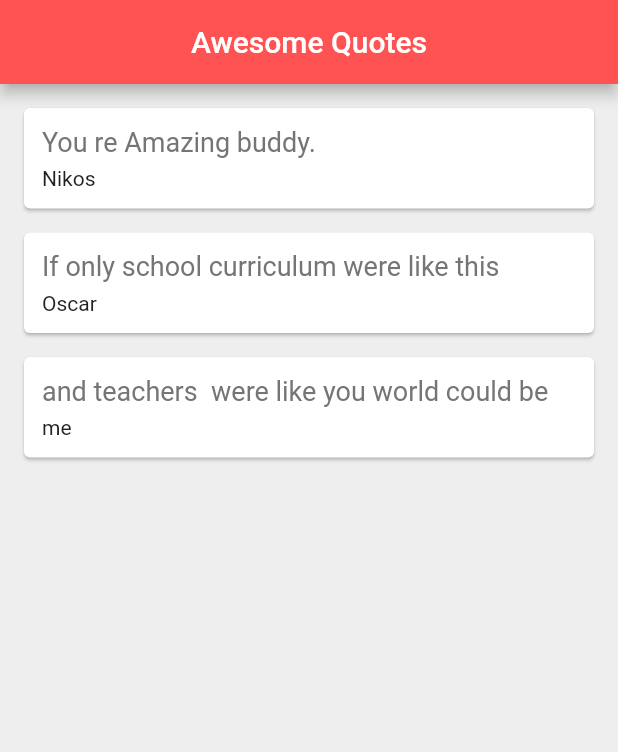
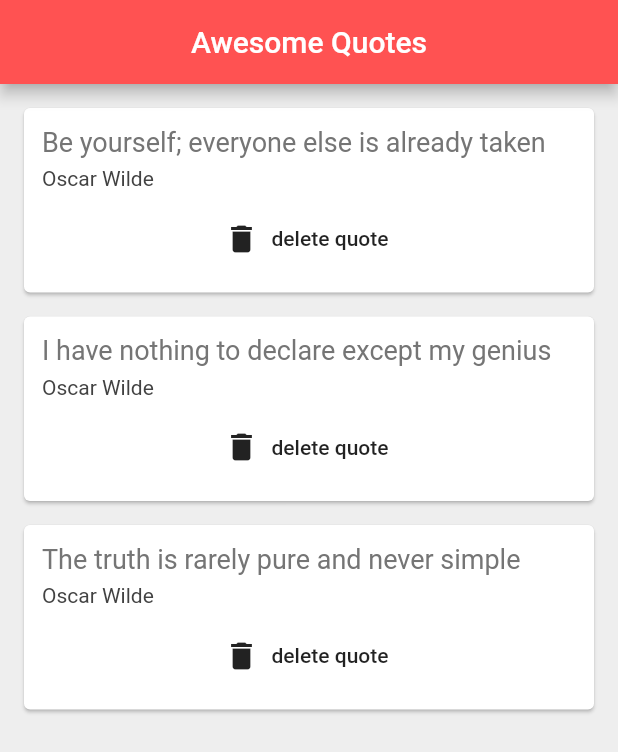
Before and after one commit to nikolastas/grocess-app, a Flutter app: the screen it shows after launch, on a phone screen of 412 x 824 dp. Shown: the top 752 px of the screen. Run offline on Flutter 3.47's test engine with Material 2 defaults, Android fonts, the phone set to English and light mode, and no system bars.

Commit message:
lesson 21

```diff
--- a/lib/main.dart
+++ b/lib/main.dart
@@ -1,22 +1,22 @@
 import 'package:flutter/material.dart';
 import 'quote.dart';
+import 'quote_card.dart';
+
 void main() => runApp(MaterialApp(
-  home: QuoteList(),
-   )
-   );
+  home: QuoteList()
+));
 
 class QuoteList extends StatefulWidget {
-  const QuoteList({ Key? key }) : super(key: key);
-
   @override
   _QuoteListState createState() => _QuoteListState();
 }
 
 class _QuoteListState extends State<QuoteList> {
+
   List<Quote> quotes = [
-    Quote(text: 'You re Amazing buddy. ', author: 'Nikos'),
-    Quote(author: 'Oscar', text: 'If only school curriculum were like this'),
-    Quote(text: 'and teachers  were like you world could be', author: 'me')
+    Quote(author: 'Oscar Wilde', text: 'Be yourself; everyone else is already taken'),
+    Quote(author: 'Oscar Wilde', text: 'I have nothing to declare except my genius'),
+    Quote(author: 'Oscar Wilde', text: 'The truth is rarely pure and never simple')
   ];
 
   @override
@@ -26,46 +26,18 @@ class _QuoteListState extends State<QuoteList> {
       appBar: AppBar(
         title: Text('Awesome Quotes'),
         centerTitle: true,
-        backgroundColor : Colors.redAccent,
+        backgroundColor: Colors.redAccent,
       ),
       body: Column(
-        children: quotes.map( (quote) => QuoteCard(quote: quote)).toList(),
-        )
-    );
-  }
-}
-
-class QuoteCard extends StatelessWidget {
-
-
-  final Quote? quote;
-  QuoteCard({this.quote});
-  @override
-  Widget build(BuildContext context) {
-    return Card(
-      margin: EdgeInsets.fromLTRB(16, 16, 16, 0),
-      child: Padding(
-        padding: const EdgeInsets.all(12.0),
-        child: Column(
-          crossAxisAlignment: CrossAxisAlignment.stretch,
-          children: [
-            Text(
-              quote.text,
-              style: TextStyle(
-                fontSize: 18,
-                color: Colors.grey[600],
-              )
-            ),
-            SizedBox(height: 6),
-            Text(
-              quote.author,
-              style: TextStyle(
-                fontSize: 14,
-                color: Colors.grey[900],
-              ),
-            )
-          ],
-        ),
+        children: quotes.map((quote) => QuoteCard(
+          quote: quote,
+          delete: () {
+            setState(() {
+              quotes.remove(quote);
+            });
+          }
+          )
+          ).toList(),
       ),
     );
   }
--- a/lib/quote.dart
+++ b/lib/quote.dart
@@ -1,7 +1,25 @@
+class Quote {
 
+  String text;
+  String author;
 
-class Quote {
-  String? text;
-  String? author;
-  Quote ({this.text, this.author});
+  //  normal constructor, as we've already seen
+
+  //  Quote(String author, String text){
+  //    this.text = text;
+  //    this.author = author;
+  //  }
+
+  //  constructor with named parameters
+
+  //  Quote({ String author, String text }){
+  //    this.text = text;
+  //    this.author = author;
+  //  }
+
+  // constructor with named parameters
+  // & automatically assigns named arguments to class properties
+
+  Quote({ required this.text, required this.author });
+
 }
--- /dev/null
+++ b/lib/quote_card.dart
@@ -0,0 +1,44 @@
+import 'package:flutter/material.dart';
+import 'quote.dart';
+
+class QuoteCard extends StatelessWidget {
+
+  final Quote quote;
+  final Function() delete;
+  const QuoteCard({ required this.quote, required this.delete });
+
+  @override
+  Widget build(BuildContext context) {
+    return Card(
+        margin: const EdgeInsets.fromLTRB(16.0, 16.0, 16.0, 0),
+        child: Padding(
+          padding: const EdgeInsets.all(12.0),
+          child: Column(
+            crossAxisAlignment: CrossAxisAlignment.stretch,
+            children: <Widget>[
+              Text(
+                quote.text,
+                style: TextStyle(
+                  fontSize: 18.0,
+                  color: Colors.grey[600],
+                ),
+              ),
+              SizedBox(height: 6.0),
+              Text(
+                quote.author,
+                style: TextStyle(
+                  fontSize: 14.0,
+                  color: Colors.grey[800],
+                ),
+              ),
+              SizedBox(height: 8,),
+              FlatButton.icon(
+                onPressed: delete,
+                label:  Text('delete quote'),
+                icon: Icon(Icons.delete))
+            ],
+          ),
+        )
+    );
+  }
+}
```
